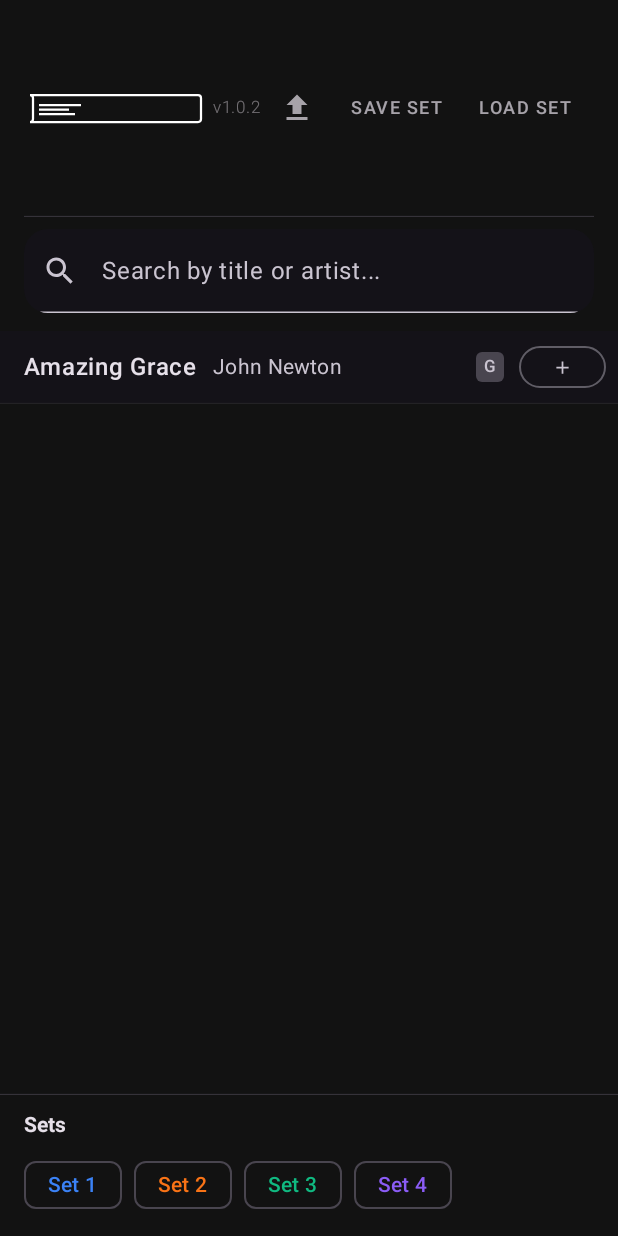
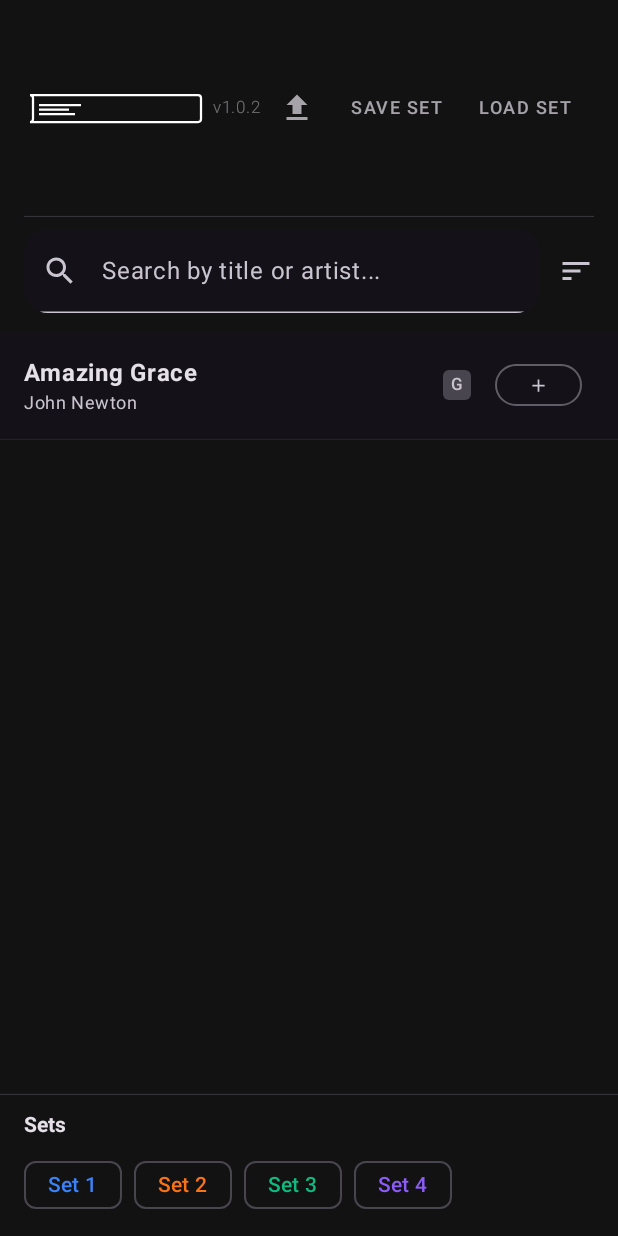
Before and after one commit to daiuto99/encore-native, an Android app built with Jetpack Compose: the screen it shows after launch (MainActivity), on a phone screen of 412 x 824 dp. Run offline under Robolectric (Android 15) with nearby library versions, the light colour scheme and no system bars; our stand-ins replace Room's generated code.

Commit message:
FEAT: Added Key badges, Artist/Title sort toggle, and Deep Search

```diff
--- a/android/feature/library/src/main/kotlin/com/encore/feature/library/LibraryScreen.kt
+++ b/android/feature/library/src/main/kotlin/com/encore/feature/library/LibraryScreen.kt
@@ -10,6 +10,7 @@ import androidx.compose.foundation.layout.Box
 import androidx.compose.foundation.layout.Column
 import androidx.compose.foundation.layout.PaddingValues
 import androidx.compose.foundation.layout.height
+import androidx.compose.foundation.layout.heightIn
 import androidx.compose.foundation.layout.Row
 import androidx.compose.foundation.layout.Spacer
 import androidx.compose.foundation.layout.fillMaxSize
@@ -28,6 +29,7 @@ import androidx.compose.material.icons.filled.Clear
 import androidx.compose.material.icons.filled.Delete
 import androidx.compose.material.icons.filled.Menu
 import androidx.compose.material.icons.filled.Search
+import androidx.compose.material.icons.filled.Sort
 import androidx.compose.material3.AlertDialog
 import androidx.compose.material3.ExperimentalMaterial3Api
 import androidx.compose.material3.OutlinedButton
@@ -95,6 +97,7 @@ fun LibraryScreen(
     val importResult by viewModel.importResult.collectAsState()
     val statusMessage by viewModel.statusMessage.collectAsState()
     val activeSetFilter by viewModel.setFilter.collectAsState()
+    val sortOrder by viewModel.sortOrder.collectAsState()
     val context = LocalContext.current
     val snackbarHostState = remember { SnackbarHostState() }
 
@@ -132,6 +135,16 @@ fun LibraryScreen(
         topBar = {
             TopAppBar(
                 title = { Text("Song Library", style = MaterialTheme.typography.titleLarge) },
+                actions = {
+                    IconButton(onClick = { viewModel.toggleSort() }) {
+                        Icon(
+                            imageVector = Icons.Default.Sort,
+                            contentDescription = if (sortOrder == SortOrder.ARTIST) "Sort by Title" else "Sort by Artist",
+                            tint = if (sortOrder == SortOrder.ARTIST) MaterialTheme.colorScheme.primary
+                                   else MaterialTheme.colorScheme.onSurfaceVariant
+                        )
+                    }
+                },
                 colors = TopAppBarDefaults.topAppBarColors(
                     containerColor = MaterialTheme.colorScheme.surface,
                     titleContentColor = MaterialTheme.colorScheme.onSurface
@@ -197,6 +210,7 @@ fun LibraryListContent(
     val importResult by viewModel.importResult.collectAsState()
     val statusMessage by viewModel.statusMessage.collectAsState()
     val activeSetFilter by viewModel.setFilter.collectAsState()
+    val sortOrder by viewModel.sortOrder.collectAsState()
     val snackbarHostState = remember { SnackbarHostState() }
 
     LaunchedEffect(importResult) {
@@ -222,14 +236,27 @@ fun LibraryListContent(
 
     Box(modifier = modifier.fillMaxWidth()) {
         Column(modifier = Modifier.fillMaxSize()) {
+            Row(
+                modifier = Modifier
+                    .fillMaxWidth()
+                    .padding(start = 16.dp, end = 4.dp, top = 8.dp, bottom = 8.dp),
+                verticalAlignment = Alignment.CenterVertically
+            ) {
                 SearchBar(
                     query = searchQuery,
                     onQueryChange = { viewModel.updateSearchQuery(it) },
                     onClearClick = { viewModel.clearSearch() },
-                modifier = Modifier
-                    .fillMaxWidth()
-                    .padding(horizontal = 16.dp, vertical = 8.dp)
+                    modifier = Modifier.weight(1f)
                 )
+                IconButton(onClick = { viewModel.toggleSort() }) {
+                    Icon(
+                        imageVector = Icons.Default.Sort,
+                        contentDescription = if (sortOrder == SortOrder.ARTIST) "Sort by Title" else "Sort by Artist",
+                        tint = if (sortOrder == SortOrder.ARTIST) MaterialTheme.colorScheme.primary
+                               else MaterialTheme.colorScheme.onSurfaceVariant
+                    )
+                }
+            }
             if (isImporting) LinearProgressIndicator(modifier = Modifier.fillMaxWidth())
             if (songs.isEmpty()) {
                 EmptyLibraryMessage(
@@ -277,7 +304,7 @@ fun SongList(
 ) {
     val listState = rememberLazyListState()
     val density = LocalDensity.current
-    val itemHeightPx = remember(density) { with(density) { 57.dp.toPx() } }
+    val itemHeightPx = remember(density) { with(density) { 72.dp.toPx() } }
 
     // Drag-and-drop state
     var draggingIndex by remember { mutableStateOf<Int?>(null) }
@@ -520,9 +547,10 @@ fun SongListItem(
         Row(
             modifier = Modifier
                 .fillMaxWidth()
+                .heightIn(min = 72.dp)
                 .background(MaterialTheme.colorScheme.surface)
                 .clickable(onClick = onClick)
-                .padding(vertical = 10.dp),
+                .padding(horizontal = 16.dp, vertical = 12.dp),
             verticalAlignment = Alignment.CenterVertically
         ) {
             // Drag handle — only shown when set filter is active
@@ -533,37 +561,37 @@ fun SongListItem(
                     tint = MaterialTheme.colorScheme.onSurface.copy(alpha = 0.3f),
                     modifier = Modifier
                         .size(20.dp)
-                        .padding(start = 4.dp)
                         .then(dragHandleModifier)
                 )
-                Spacer(modifier = Modifier.width(8.dp))
-            } else {
-                Spacer(modifier = Modifier.width(16.dp))
+                Spacer(modifier = Modifier.width(12.dp))
             }
 
-            // Title (primary) + Artist (secondary) — clustered left, space before metadata
+            // Title (bold) stacked above Artist (grey) — Column takes remaining width
+            Column(modifier = Modifier.weight(1f)) {
                 Text(
                     text = song.title,
                     style = MaterialTheme.typography.bodyLarge,
-                fontWeight = FontWeight.SemiBold,
+                    fontWeight = FontWeight.Bold,
                     color = rowAccentColor ?: MaterialTheme.colorScheme.onSurface,
                     maxLines = 1,
                     overflow = TextOverflow.Ellipsis
                 )
-            Spacer(modifier = Modifier.width(10.dp))
+                if (song.artist != "Unknown Artist") {
                     Text(
                         text = song.artist,
-                style = MaterialTheme.typography.bodyMedium,
-                color = rowAccentColor?.copy(alpha = 0.65f) ?: MaterialTheme.colorScheme.onSurfaceVariant,
+                        style = MaterialTheme.typography.bodySmall,
+                        color = MaterialTheme.colorScheme.onSurfaceVariant,
                         maxLines = 1,
                         overflow = TextOverflow.Ellipsis
                     )
-            Spacer(modifier = Modifier.weight(1f))
+                }
+            }
+            Spacer(modifier = Modifier.width(8.dp))
 
-            // Key badge — directly left of Set Circles
+            // Key badge — accent-colored pill, directly left of Set Circles
             song.currentKey?.let { key ->
+                KeyBadge(key = key, accentColor = rowAccentColor)
                 Spacer(modifier = Modifier.width(6.dp))
-                KeyBadge(key = key)
             }
 
             // Set membership circles
@@ -664,22 +692,25 @@ fun SetNumberCircle(
 }
 
 /**
- * Subtle gray key badge displayed inline next to artist name.
+ * Key badge pill — uses accentColor (set tint) when available, gray fallback otherwise.
  */
 @Composable
 fun KeyBadge(
     key: String,
+    accentColor: Color? = null,
     modifier: Modifier = Modifier
 ) {
+    val bgColor = accentColor?.copy(alpha = 0.12f) ?: MaterialTheme.colorScheme.surfaceVariant
+    val textColor = accentColor ?: MaterialTheme.colorScheme.onSurfaceVariant
     Surface(
         modifier = modifier,
         shape = RoundedCornerShape(4.dp),
-        color = MaterialTheme.colorScheme.surfaceVariant
+        color = bgColor
     ) {
         Text(
             text = key,
             style = MaterialTheme.typography.labelSmall,
-            color = MaterialTheme.colorScheme.onSurfaceVariant,
+            color = textColor,
             fontWeight = FontWeight.Medium,
             modifier = Modifier.padding(horizontal = 5.dp, vertical = 2.dp)
         )
--- a/android/feature/library/src/main/kotlin/com/encore/feature/library/LibraryViewModel.kt
+++ b/android/feature/library/src/main/kotlin/com/encore/feature/library/LibraryViewModel.kt
@@ -23,6 +23,7 @@ import kotlinx.coroutines.flow.StateFlow
 import kotlinx.coroutines.flow.asStateFlow
 import kotlinx.coroutines.flow.combine
 import kotlinx.coroutines.flow.flatMapLatest
+import kotlinx.coroutines.flow.map
 import kotlinx.coroutines.flow.stateIn
 import kotlinx.coroutines.launch
 import java.util.UUID
@@ -71,24 +72,38 @@ class LibraryViewModel(
             initialValue = null
         )
 
+    private val _sortOrder = MutableStateFlow(SortOrder.TITLE)
+    val sortOrder: StateFlow<SortOrder> = _sortOrder.asStateFlow()
+
     // One-shot feedback messages (add to set, remove from set, etc.)
     private val _statusMessage = MutableStateFlow<String?>(null)
     val statusMessage: StateFlow<String?> = _statusMessage.asStateFlow()
 
     /**
-     * Songs list with reactive search and set filtering.
+     * Songs list with reactive search, set filtering, and sort order.
      *
-     * - Non-empty search: global search across all songs (ignores set filter)
-     * - Empty search + set filter: songs in set ordered by position
-     * - Empty search + no filter: all songs alphabetically
+     * - Non-empty search: global search across all songs by title and artist (ignores set filter)
+     * - Empty search + set filter: songs in set ordered by position (sort order ignored)
+     * - Empty search + no filter: all songs sorted by [SortOrder]
      */
-    val songs: StateFlow<List<SongEntity>> = combine(_searchQuery, _setFilter) { query, setFilter ->
-        Pair(query, setFilter)
-    }.flatMapLatest { (query, setFilter) ->
-        when {
+    val songs: StateFlow<List<SongEntity>> = combine(_searchQuery, _setFilter, _sortOrder) { query, setFilter, sortOrder ->
+        Triple(query, setFilter, sortOrder)
+    }.flatMapLatest { (query, setFilter, sortOrder) ->
+        val base = when {
             query.isNotBlank() -> songRepository.searchSongs(query)
-            setFilter != null -> songRepository.getSongsInSetOrdered(setFilter)
-            else -> songRepository.searchSongs("")
+            setFilter != null  -> songRepository.getSongsInSetOrdered(setFilter)
+            else               -> songRepository.searchSongs("")
+        }
+        // Preserve set position order when browsing a set without a search query
+        if (setFilter != null && query.isBlank()) {
+            base
+        } else {
+            base.map { list ->
+                when (sortOrder) {
+                    SortOrder.TITLE  -> list.sortedBy { it.title.lowercase() }
+                    SortOrder.ARTIST -> list.sortedBy { it.artist.lowercase() }
+                }
+            }
         }
     }.stateIn(
         scope = viewModelScope,
@@ -130,6 +145,9 @@ class LibraryViewModel(
     fun updateSearchQuery(query: String) { _searchQuery.value = query }
     fun clearSearch() { _searchQuery.value = "" }
     fun updateSetFilter(setNumber: Int?) { _setFilter.value = setNumber }
+    fun toggleSort() {
+        _sortOrder.value = if (_sortOrder.value == SortOrder.TITLE) SortOrder.ARTIST else SortOrder.TITLE
+    }
     fun clearImportResult() { _importResult.value = null }
     fun clearStatusMessage() { _statusMessage.value = null }
 
@@ -569,6 +587,8 @@ class LibraryViewModel(
     }
 }
 
+enum class SortOrder { TITLE, ARTIST }
+
 data class ImportResult(val addedCount: Int, val skippedCount: Int, val updatedCount: Int = 0)
 
 data class SyncProgress(val current: Int, val total: Int) {
```
Lines whose indentation alone changed are shown as unchanged.
